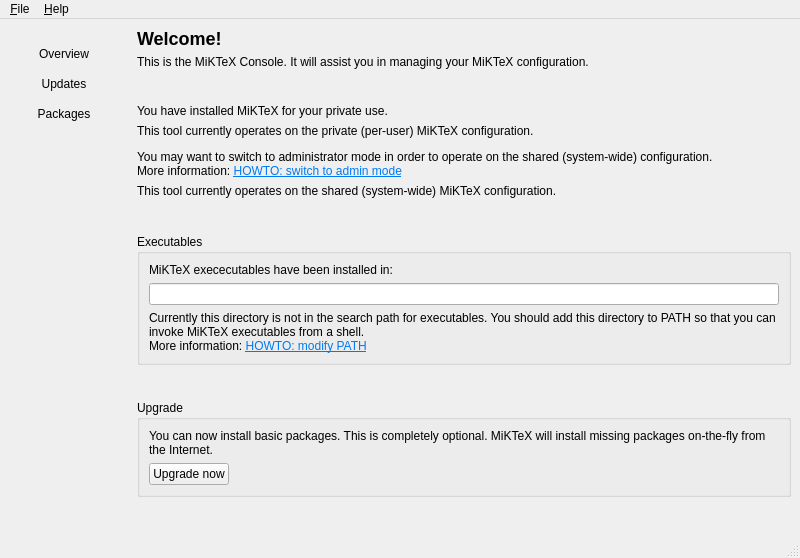
Above: Programs/MiKTeX/Console/Qt/mainwindow.ui from MiKTeX/miktex before the change. Below: the same form after it.
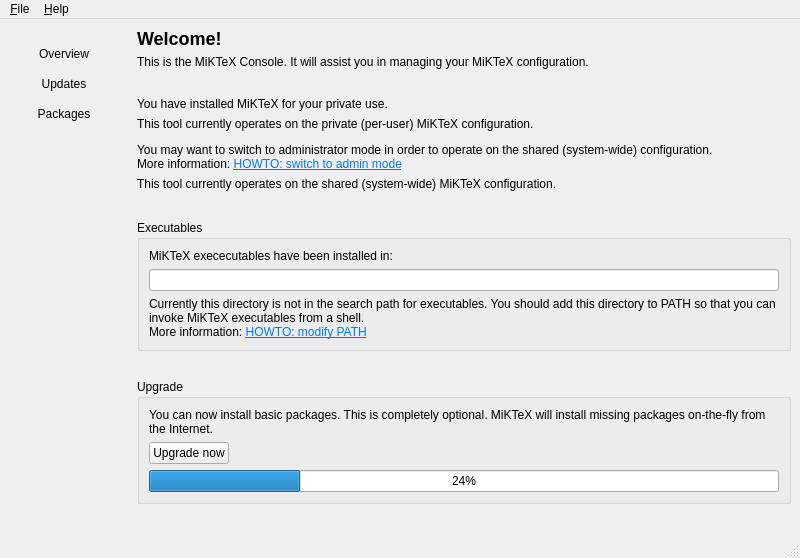
That is the form after the change. The open tabs and pages were chosen to show the change. Icons and pictures are not drawn.

Commit message: MiKTeX Console

The edit to the form file:
```diff
--- a/Programs/MiKTeX/Console/Qt/mainwindow.ui
+++ b/Programs/MiKTeX/Console/Qt/mainwindow.ui
@@ -505,6 +505,13 @@
              </item>
             </layout>
            </item>
+           <item>
+            <widget class="QProgressBar" name="progressBarUpgrade">
+             <property name="value">
+              <number>24</number>
+             </property>
+            </widget>
+           </item>
           </layout>
          </widget>
         </item>
```
Left out of the diff: 4 changed lines with no effect on the pictures. The commit also changes 2 other files.
